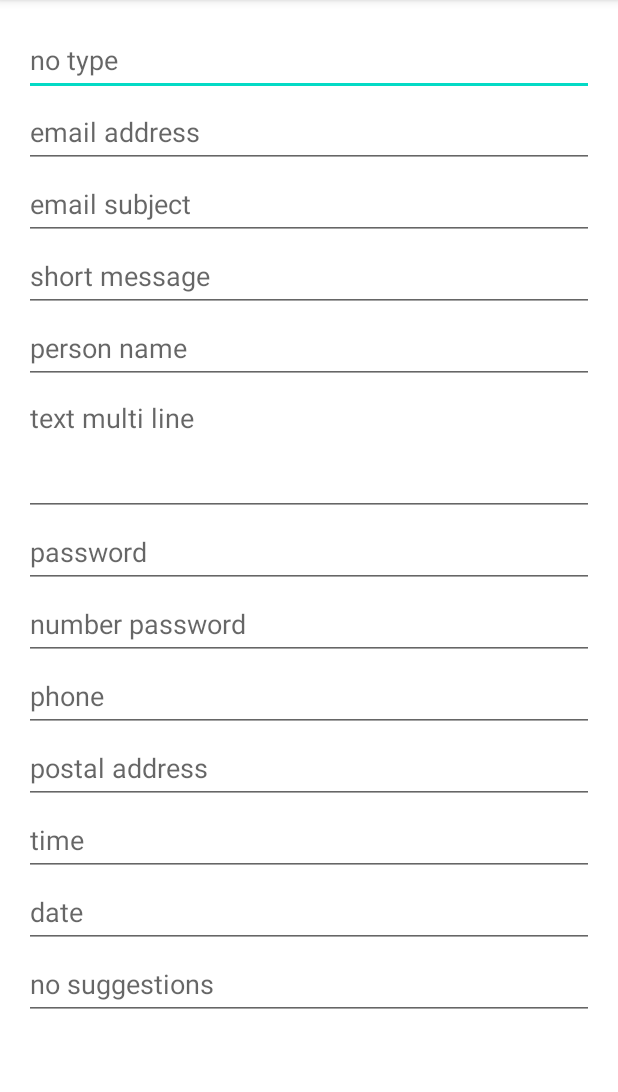
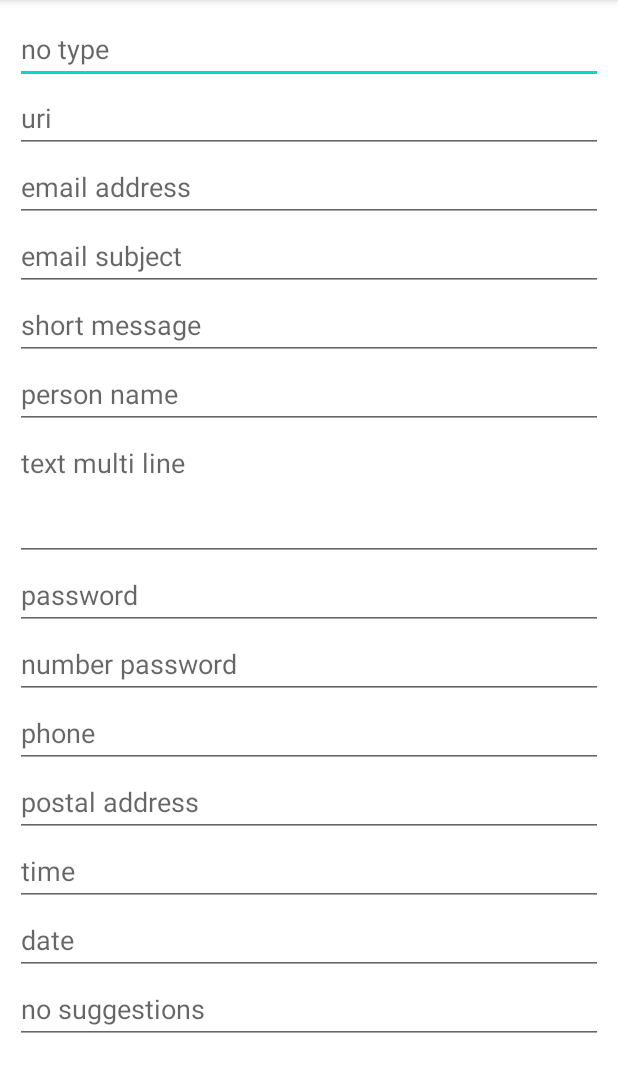
Before and after one commit to jimlitton/InputTypeTestApp, an Android app: the screen it shows after launch (MainActivity), on a phone screen of 412 x 824 dp, the part 84-1176 px from its top. Run offline under Robolectric (Android 15) with nearby library versions, the phone set to English and light mode, and no system bars.

Commit message:
add even more input types for keyboard testing

```diff
--- a/app/src/main/res/layout/activity_main.xml
+++ b/app/src/main/res/layout/activity_main.xml
@@ -24,6 +24,18 @@
             app:layout_constraintTop_toTopOf="parent" />
 
         <EditText
+            android:id="@+id/editTextUri"
+            android:layout_width="@dimen/dp_fill_container"
+            android:layout_height="wrap_content"
+            android:ems="10"
+            android:hint="@string/hint_uri"
+            android:inputType="textUri"
+            android:minHeight="@dimen/db_min_height"
+            app:layout_constraintEnd_toEndOf="parent"
+            app:layout_constraintStart_toStartOf="parent"
+            app:layout_constraintTop_toBottomOf="@+id/editTextNoType" />
+
+        <EditText
             android:id="@+id/editTextAddress"
             android:layout_width="@dimen/dp_fill_container"
             android:layout_height="wrap_content"
@@ -33,7 +45,7 @@
             android:minHeight="@dimen/db_min_height"
             app:layout_constraintEnd_toEndOf="parent"
             app:layout_constraintStart_toStartOf="parent"
-            app:layout_constraintTop_toBottomOf="@+id/editTextNoType" />
+            app:layout_constraintTop_toBottomOf="@+id/editTextUri" />
 
         <EditText
             android:id="@+id/editTextSubject"
--- a/app/src/main/res/values/dimens.xml
+++ b/app/src/main/res/values/dimens.xml
@@ -1,6 +1,6 @@
 <?xml version="1.0" encoding="utf-8"?>
 <resources>
-    <dimen name="db_min_height">48dp</dimen>
-    <dimen name="app_padding">16dp</dimen>
+    <dimen name="db_min_height">46dp</dimen>
+    <dimen name="app_padding">10dp</dimen>
     <dimen name="dp_fill_container">0dp</dimen>
 </resources>
--- a/app/src/main/res/values/strings.xml
+++ b/app/src/main/res/values/strings.xml
@@ -14,4 +14,5 @@
     <string name="hint_email">email address</string>
     <string name="hint_email_subject">email subject</string>
     <string name="hint_short_message">short message</string>
+    <string name="hint_uri">uri</string>
 </resources>
```
